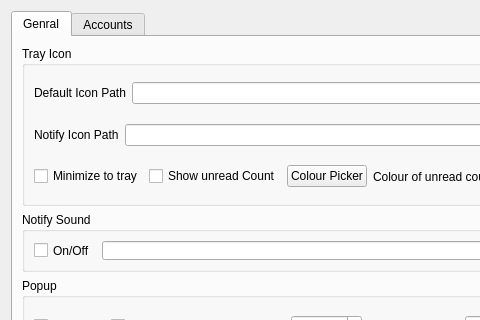
Above: tbtrayui.ui from JackDinn/tbtray before the change; both pictures show x 0 to 480 and y 0 to 320 of the 674 by 500 pixel window. Below: the same form after it.
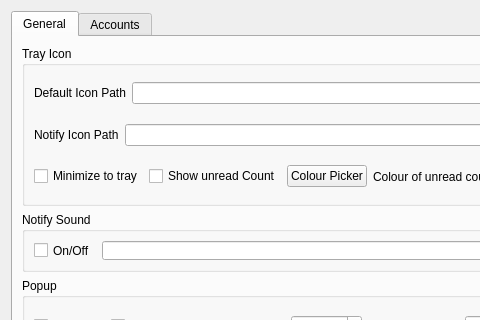
That is the form after the change. Icons and pictures are not drawn.

Diff of the .ui file:
```diff
--- a/tbtrayui.ui
+++ b/tbtrayui.ui
@@ -28,7 +28,7 @@
      </property>
      <widget class="QWidget" name="tab">
       <attribute name="title">
-       <string>Genral</string>
+       <string>General</string>
       </attribute>
       <layout class="QVBoxLayout" name="verticalLayout_3">
        <item>
```
